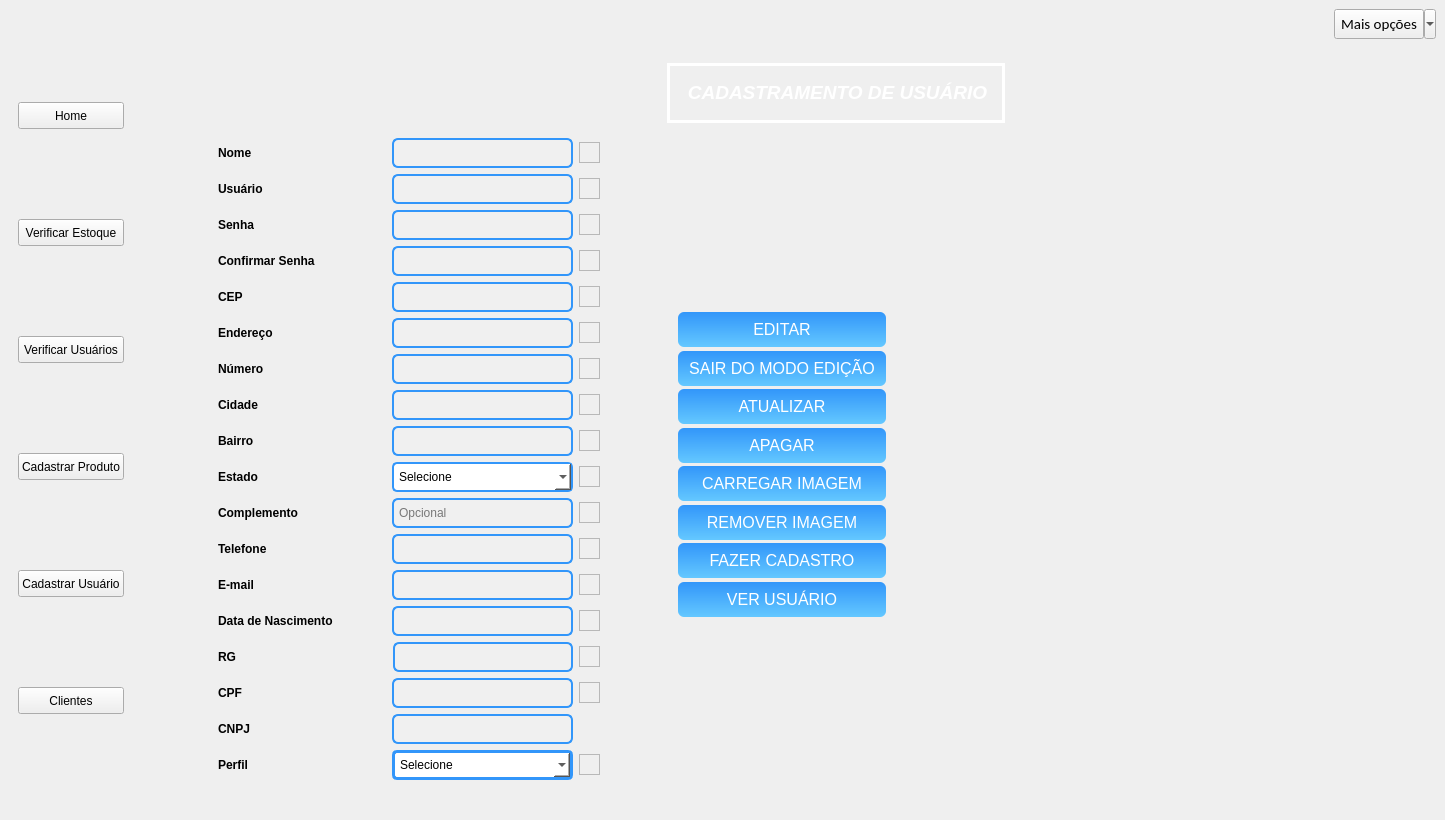
Old version of the form novamaine.ui in the repository KevenLucas025/ProjetoERP.
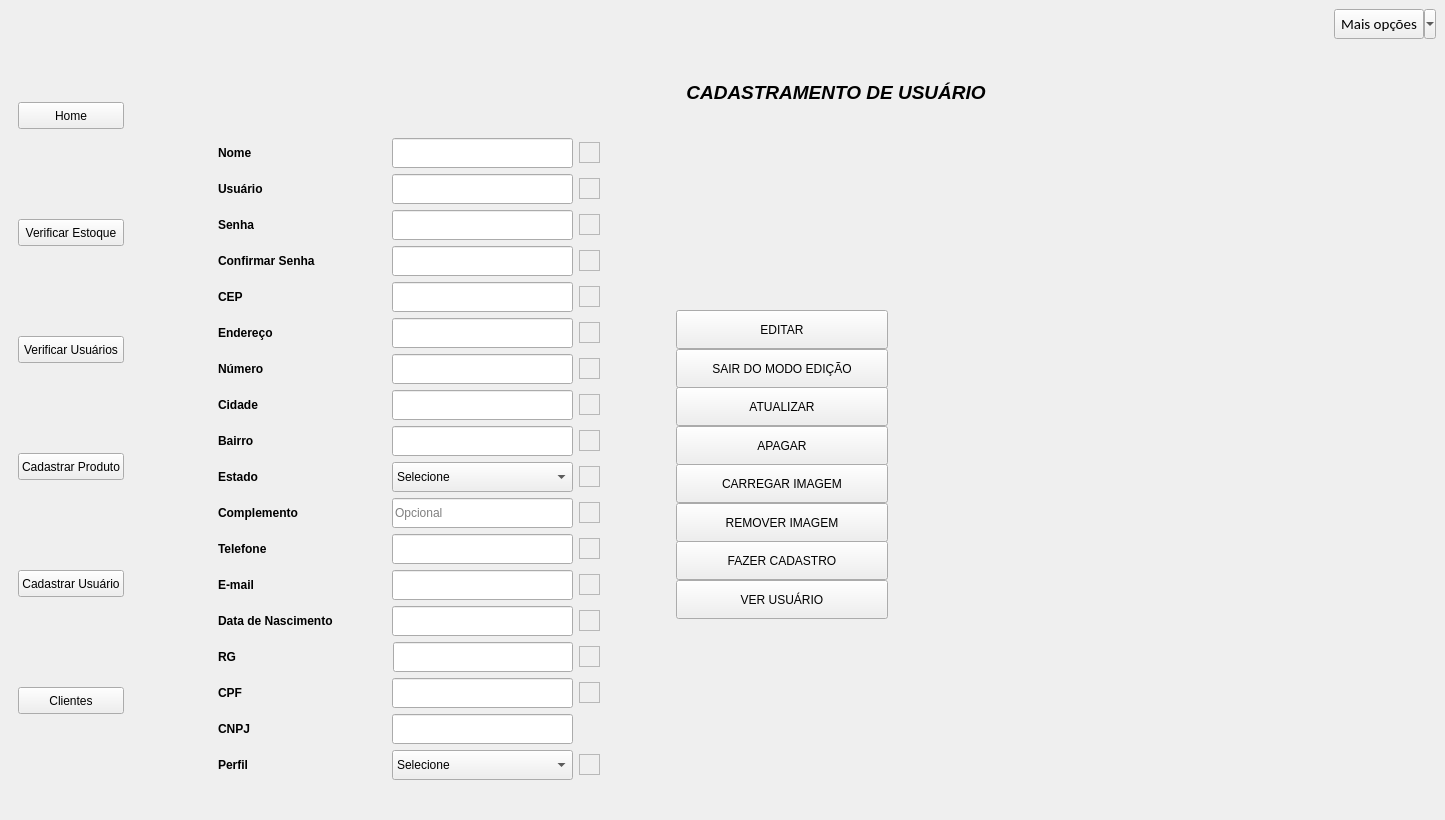
New version of the form. The open tabs and pages were chosen to show the change. Icons and pictures are not drawn.

Commit message: estilizando o btn avancar e retroceder no modo claro

The edit to the form file:
```diff
--- a/novamaine.ui
+++ b/novamaine.ui
@@ -3247,13 +3247,7 @@
               </size>
              </property>
              <property name="styleSheet">
-              <string notr="true">QLabel {
-    color: white;
-    text-align: center; /* Centraliza o texto horizontalmente */
-    vertical-align: middle; /* Centraliza o texto verticalmente */
-	border: 3px solid white;
-}
-</string>
+              <string notr="true"/>
              </property>
              <property name="text">
               <string>&lt;html&gt;&lt;head/&gt;&lt;body&gt;&lt;p align=&quot;center&quot;&gt;&lt;span style=&quot; font-size:14pt; font-weight:600; font-style:italic;&quot;&gt;CADASTRAMENTO DE USUÁRIO&lt;/span&gt;&lt;/p&gt;&lt;/body&gt;&lt;/html&gt;</string>
@@ -3305,18 +3299,7 @@
                  <cursorShape>PointingHandCursor</cursorShape>
                 </property>
                 <property name="styleSheet">
-                 <string notr="true">QPushButton {
-    color: rgb(255, 255, 255);
-    border-radius: 8px;
-    font-size: 16px;
-    background: qlineargradient(x1:0, y1:0, x2:0, y2:1, stop:0 rgb(50, 150, 250), stop:1 rgb(100, 200, 255)); /* Gradiente de azul claro para azul mais claro */
-    border: 4px solid transparent;
-}
-
-QPushButton:hover {
-    background: qlineargradient(x1:0, y1:0, x2:0, y2:1, stop:0 rgb(100, 180, 255), stop:1 rgb(150, 220, 255)); /* Gradiente de azul mais claro para azul ainda mais claro */
-    color: black;
-}</string>
+                 <string notr="true"/>
                 </property>
                 <property name="text">
                  <string>EDITAR</string>
@@ -3357,18 +3340,7 @@
                  <cursorShape>PointingHandCursor</cursorShape>
                 </property>
                 <property name="styleSheet">
-                 <string notr="true">QPushButton {
-    color: rgb(255, 255, 255);
-    border-radius: 8px;
-    font-size: 16px;
-    background: qlineargradient(x1:0, y1:0, x2:0, y2:1, stop:0 rgb(50, 150, 250), stop:1 rgb(100, 200, 255)); /* Gradiente de azul claro para azul mais claro */
-    border: 4px solid transparent;
-}
-
-QPushButton:hover {
-    background: qlineargradient(x1:0, y1:0, x2:0, y2:1, stop:0 rgb(100, 180, 255), stop:1 rgb(150, 220, 255)); /* Gradiente de azul mais claro para azul ainda mais claro */
-    color: black;
-}</string>
+                 <string notr="true"/>
                 </property>
                 <property name="text">
                  <string>SAIR DO MODO EDIÇÃO</string>
@@ -3409,18 +3381,7 @@
                  <cursorShape>PointingHandCursor</cursorShape>
                 </property>
                 <property name="styleSheet">
-                 <string notr="true">QPushButton {
-    color: rgb(255, 255, 255);
-    border-radius: 8px;
-    font-size: 16px;
-    background: qlineargradient(x1:0, y1:0, x2:0, y2:1, stop:0 rgb(50, 150, 250), stop:1 rgb(100, 200, 255)); /* Gradiente de azul claro para azul mais claro */
-    border: 4px solid transparent;
-}
-
-QPushButton:hover {
-    background: qlineargradient(x1:0, y1:0, x2:0, y2:1, stop:0 rgb(100, 180, 255), stop:1 rgb(150, 220, 255)); /* Gradiente de azul mais claro para azul ainda mais claro */
-    color: black;
-}</string>
+                 <string notr="true"/>
                 </property>
                 <property name="text">
                  <string>ATUALIZAR</string>
@@ -3461,18 +3422,7 @@
                  <cursorShape>PointingHandCursor</cursorShape>
                 </property>
                 <property name="styleSheet">
-                 <string notr="true">QPushButton {
-    color: rgb(255, 255, 255);
-    border-radius: 8px;
-    font-size: 16px;
-    background: qlineargradient(x1:0, y1:0, x2:0, y2:1, stop:0 rgb(50, 150, 250), stop:1 rgb(100, 200, 255)); /* Gradiente de azul claro para azul mais claro */
-    border: 4px solid transparent;
-}
-
-QPushButton:hover {
-    background: qlineargradient(x1:0, y1:0, x2:0, y2:1, stop:0 rgb(100, 180, 255), stop:1 rgb(150, 220, 255)); /* Gradiente de azul mais claro para azul ainda mais claro */
-    color: black;
-}</string>
+                 <string notr="true"/>
                 </property>
                 <property name="text">
                  <string>APAGAR</string>
@@ -3513,18 +3463,7 @@
                  <cursorShape>PointingHandCursor</cursorShape>
                 </property>
                 <property name="styleSheet">
-                 <string notr="true">QPushButton {
-    color: rgb(255, 255, 255);
-    border-radius: 8px;
-    font-size: 16px;
-    background: qlineargradient(x1:0, y1:0, x2:0, y2:1, stop:0 rgb(50, 150, 250), stop:1 rgb(100, 200, 255)); /* Gradiente de azul claro para azul mais claro */
-    border: 4px solid transparent;
-}
-
-QPushButton:hover {
-    background: qlineargradient(x1:0, y1:0, x2:0, y2:1, stop:0 rgb(100, 180, 255), stop:1 rgb(150, 220, 255)); /* Gradiente de azul mais claro para azul ainda mais claro */
-    color: black;
-}</string>
+                 <string notr="true"/>
                 </property>
                 <property name="text">
                  <string>CARREGAR IMAGEM</string>
@@ -3565,18 +3504,7 @@
                  <cursorShape>PointingHandCursor</cursorShape>
                 </property>
                 <property name="styleSheet">
-                 <string notr="true">QPushButton {
-    color: rgb(255, 255, 255);
-    border-radius: 8px;
-    font-size: 16px;
-    background: qlineargradient(x1:0, y1:0, x2:0, y2:1, stop:0 rgb(50, 150, 250), stop:1 rgb(100, 200, 255)); /* Gradiente de azul claro para azul mais claro */
-    border: 4px solid transparent;
-}
-
-QPushButton:hover {
-    background: qlineargradient(x1:0, y1:0, x2:0, y2:1, stop:0 rgb(100, 180, 255), stop:1 rgb(150, 220, 255)); /* Gradiente de azul mais claro para azul ainda mais claro */
-    color: black;
-}</string>
+                 <string notr="true"/>
                 </property>
                 <property name="text">
                  <string>REMOVER IMAGEM</string>
@@ -3617,18 +3545,7 @@
                  <cursorShape>PointingHandCursor</cursorShape>
                 </property>
                 <property name="styleSheet">
-                 <string notr="true">QPushButton {
-    color: rgb(255, 255, 255);
-    border-radius: 8px;
-    font-size: 16px;
-    background: qlineargradient(x1:0, y1:0, x2:0, y2:1, stop:0 rgb(50, 150, 250), stop:1 rgb(100, 200, 255)); /* Gradiente de azul claro para azul mais claro */
-    border: 4px solid transparent;
-}
-
-QPushButton:hover {
-    background: qlineargradient(x1:0, y1:0, x2:0, y2:1, stop:0 rgb(100, 180, 255), stop:1 rgb(150, 220, 255)); /* Gradiente de azul mais claro para azul ainda mais claro */
-    color: black;
-}</string>
+                 <string notr="true"/>
                 </property>
                 <property name="text">
                  <string>FAZER CADASTRO</string>
@@ -3669,18 +3586,7 @@
                  <cursorShape>PointingHandCursor</cursorShape>
                 </property>
                 <property name="styleSheet">
-                 <string notr="true">QPushButton {
-    color: rgb(255, 255, 255);
-    border-radius: 8px;
-    font-size: 16px;
-    background: qlineargradient(x1:0, y1:0, x2:0, y2:1, stop:0 rgb(50, 150, 250), stop:1 rgb(100, 200, 255)); /* Gradiente de azul claro para azul mais claro */
-    border: 4px solid transparent;
-}
-
-QPushButton:hover {
-    background: qlineargradient(x1:0, y1:0, x2:0, y2:1, stop:0 rgb(100, 180, 255), stop:1 rgb(150, 220, 255)); /* Gradiente de azul mais claro para azul ainda mais claro */
-    color: black;
-}</string>
+                 <string notr="true"/>
                 </property>
                 <property name="text">
                  <string>VER USUÁRIO</string>
@@ -3775,18 +3681,7 @@
                    </size>
                   </property>
                   <property name="styleSheet">
-                   <string notr="true">QLineEdit {
-	color: black;
-    background-color: rgb(240, 240, 240); /* Cor de fundo cinza claro */
-    border: 2px solid rgb(50, 150,250); /* Borda azul */
-    border-radius: 6px; /* Cantos arredondados */
-    padding: 3px; /* Espaçamento interno */
-}
-
-QLineEdit::placeholderText {
-    color: black; /* Cor do texto do placeholder */
-}
-</string>
+                   <string notr="true"/>
                   </property>
                  </widget>
                 </item>
@@ -3852,17 +3747,7 @@
                    </size>
                   </property>
                   <property name="styleSheet">
-                   <string notr="true">QLineEdit {
-	color: black;
-    background-color: rgb(240, 240, 240); /* Cor de fundo cinza claro */
-    border: 2px solid rgb(50, 150,250); /* Borda azul */
-    border-radius: 6px; /* Cantos arredondados */
-    padding: 3px; /* Espaçamento interno */
-}
-
-QLineEdit::placeholderText {
-    color: black; /* Cor do texto do placeholder */
-}
+                   <string notr="true">
 </string>
                   </property>
                  </widget>
@@ -3920,18 +3805,7 @@
                    </size>
                   </property>
                   <property name="styleSheet">
-                   <string notr="true">QLineEdit {
-	color: black;
-    background-color: rgb(240, 240, 240); /* Cor de fundo cinza claro */
-    border: 2px solid rgb(50, 150,250); /* Borda azul */
-    border-radius: 6px; /* Cantos arredondados */
-    padding: 3px; /* Espaçamento interno */
-}
-
-QLineEdit::placeholderText {
-    color: black; /* Cor do texto do placeholder */
-}
-</string>
+                   <string notr="true"/>
                   </property>
                   <property name="placeholderText">
                    <string>Opcional</string>
@@ -3994,18 +3868,7 @@
                    </size>
                   </property>
                   <property name="styleSheet">
-                   <string notr="true">QLineEdit {
-	color: black;
-    background-color: rgb(240, 240, 240); /* Cor de fundo cinza claro */
-    border: 2px solid rgb(50, 150,250); /* Borda azul */
-    border-radius: 6px; /* Cantos arredondados */
-    padding: 3px; /* Espaçamento interno */
-}
-
-QLineEdit::placeholderText {
-    color: black; /* Cor do texto do placeholder */
-}
-</string>
+                   <string notr="true"/>
                   </property>
                  </widget>
                 </item>
@@ -4060,18 +3923,7 @@
                    </size>
                   </property>
                   <property name="styleSheet">
-                   <string notr="true">QLineEdit {
-	color: black;
-    background-color: rgb(240, 240, 240); /* Cor de fundo cinza claro */
-    border: 2px solid rgb(50, 150,250); /* Borda azul */
-    border-radius: 6px; /* Cantos arredondados */
-    padding: 3px; /* Espaçamento interno */
-}
-
-QLineEdit::placeholderText {
-    color: black; /* Cor do texto do placeholder */
-}
-</string>
+                   <string notr="true"/>
                   </property>
                  </widget>
                 </item>
@@ -4131,18 +3983,7 @@
                    </size>
                   </property>
                   <property name="styleSheet">
-                   <string notr="true">QLineEdit {
-	color: black;
-    background-color: rgb(240, 240, 240); /* Cor de fundo cinza claro */
-    border: 2px solid rgb(50, 150,250); /* Borda azul */
-    border-radius: 6px; /* Cantos arredondados */
-    padding: 3px; /* Espaçamento interno */
-}
-
-QLineEdit::placeholderText {
-    color: black; /* Cor do texto do placeholder */
-}
-</string>
+                   <string notr="true"/>
                   </property>
                  </widget>
                 </item>
@@ -4202,18 +4043,7 @@
                    </size>
                   </property>
                   <property name="styleSheet">
-                   <string notr="true">QLineEdit {
-	color: black;
-    background-color: rgb(240, 240, 240); /* Cor de fundo cinza claro */
-    border: 2px solid rgb(50, 150,250); /* Borda azul */
-    border-radius: 6px; /* Cantos arredondados */
-    padding: 3px; /* Espaçamento interno */
-}
-
-QLineEdit::placeholderText {
-    color: black; /* Cor do texto do placeholder */
-}
-</string>
+                   <string notr="true"/>
                   </property>
                  </widget>
                 </item>
@@ -4273,18 +4103,7 @@
                    </size>
                   </property>
                   <property name="styleSheet">
-                   <string notr="true">QLineEdit {
-	color: black;
-    background-color: rgb(240, 240, 240); /* Cor de fundo cinza claro */
-    border: 2px solid rgb(50, 150,250); /* Borda azul */
-    border-radius: 6px; /* Cantos arredondados */
-    padding: 3px; /* Espaçamento interno */
-}
-
-QLineEdit::placeholderText {
-    color: black; /* Cor do texto do placeholder */
-}
-</string>
+                   <string notr="true"/>
                   </property>
                  </widget>
                 </item>
@@ -4351,39 +4170,6 @@
                   </property>
                   <property name="styleSheet">
                    <string notr="true">
-    QComboBox { 
-        background-color: white; 
-        border: 3px solid rgb(50,150,250); 
-        border-radius: 5px; 
-        color: black; 
-        padding: 5px;
-    }
-    QComboBox QAbstractItemView {
-        background-color: white; 
-        color: black; 
-        border: 1px solid #ccc; 
-        selection-background-color: #e5e5e5; 
-        selection-color: black;
-    }
-    QComboBox QAbstractItemView QScrollBar:vertical {
-        background: #f5f5f5; 
-        width: 12px; 
-        border: none;
-    }
-    QComboBox QAbstractItemView QScrollBar::handle:vertical {
-        background: #cccccc; 
-        min-height: 20px; 
-        border-radius: 5px;
-    }
-    QComboBox QAbstractItemView QScrollBar::add-line:vertical, 
-    QComboBox QAbstractItemView QScrollBar::sub-line:vertical {
-        background: none;
-        height: 0px;  /* Remove os botões de linha (setas de cima e baixo) */
-    }
-    QComboBox QAbstractItemView QScrollBar::add-page:vertical, 
-    QComboBox QAbstractItemView QScrollBar::sub-page:vertical {
-        background: none;
-    }
 
 </string>
                   </property>
@@ -4471,18 +4257,7 @@
                    </size>
                   </property>
                   <property name="styleSheet">
-                   <string notr="true">QLineEdit {
-	color: black;
-    background-color: rgb(240, 240, 240); /* Cor de fundo cinza claro */
-    border: 2px solid rgb(50, 150,250); /* Borda azul */
-    border-radius: 6px; /* Cantos arredondados */
-    padding: 3px; /* Espaçamento interno */
-}
-
-QLineEdit::placeholderText {
-    color: black; /* Cor do texto do placeholder */
-}
-</string>
+                   <string notr="true"/>
                   </property>
                  </widget>
                 </item>
@@ -4542,18 +4317,7 @@
                    </size>
                   </property>
                   <property name="styleSheet">
-                   <string notr="true">QLineEdit {
-	color: black;
-    background-color: rgb(240, 240, 240); /* Cor de fundo cinza claro */
-    border: 2px solid rgb(50, 150,250); /* Borda azul */
-    border-radius: 6px; /* Cantos arredondados */
-    padding: 3px; /* Espaçamento interno */
-}
-
-QLineEdit::placeholderText {
-    color: black; /* Cor do texto do placeholder */
-}
-</string>
+                   <string notr="true"/>
                   </property>
                  </widget>
                 </item>
@@ -4613,18 +4377,7 @@
                    </size>
                   </property>
                   <property name="styleSheet">
-                   <string notr="true">QLineEdit {
-	color: black;
-    background-color: rgb(240, 240, 240); /* Cor de fundo cinza claro */
-    border: 2px solid rgb(50, 150,250); /* Borda azul */
-    border-radius: 6px; /* Cantos arredondados */
-    padding: 3px; /* Espaçamento interno */
-}
-
-QLineEdit::placeholderText {
-    color: black; /* Cor do texto do placeholder */
-}
-</string>
+                   <string notr="true"/>
                   </property>
                  </widget>
                 </item>
@@ -4684,18 +4437,7 @@
                    </size>
                   </property>
                   <property name="styleSheet">
-                   <string notr="true">QLineEdit {
-	color: black;
-    background-color: rgb(240, 240, 240); /* Cor de fundo cinza claro */
-    border: 2px solid rgb(50, 150,250); /* Borda azul */
-    border-radius: 6px; /* Cantos arredondados */
-    padding: 3px; /* Espaçamento interno */
-}
-
-QLineEdit::placeholderText {
-    color: black; /* Cor do texto do placeholder */
-}
-</string>
+                   <string notr="true"/>
                   </property>
                  </widget>
                 </item>
@@ -4755,18 +4497,7 @@
                    </size>
                   </property>
                   <property name="styleSheet">
-                   <string notr="true">QLineEdit {
-	color: black;
-    background-color: rgb(240, 240, 240); /* Cor de fundo cinza claro */
-    border: 2px solid rgb(50, 150,250); /* Borda azul */
-    border-radius: 6px; /* Cantos arredondados */
-    padding: 3px; /* Espaçamento interno */
-}
-
-QLineEdit::placeholderText {
-    color: black; /* Cor do texto do placeholder */
-}
-</string>
+                   <string notr="true"/>
                   </property>
                   <property name="placeholderText">
                    <string/>
@@ -4829,18 +4560,7 @@
                    </size>
                   </property>
                   <property name="styleSheet">
-                   <string notr="true">QLineEdit {
-	color: black;
-    background-color: rgb(240, 240, 240); /* Cor de fundo cinza claro */
-    border: 2px solid rgb(50, 150,250); /* Borda azul */
-    border-radius: 6px; /* Cantos arredondados */
-    padding: 3px; /* Espaçamento interno */
-}
-
-QLineEdit::placeholderText {
-    color: black; /* Cor do texto do placeholder */
-}
-</string>
+                   <string notr="true"/>
                   </property>
                  </widget>
                 </item>
@@ -4900,17 +4620,7 @@
                    </size>
                   </property>
                   <property name="styleSheet">
-                   <string notr="true">QLineEdit {
-	color: black;
-    background-color: rgb(240, 240, 240); /* Cor de fundo cinza claro */
-    border: 2px solid rgb(50, 150,250); /* Borda azul */
-    border-radius: 6px; /* Cantos arredondados */
-    padding: 3px; /* Espaçamento interno */
-}
-
-QLineEdit::placeholderText {
-    color: black; /* Cor do texto do placeholder */
-}
+                   <string notr="true">
 </string>
                   </property>
                   <property name="echoMode">
@@ -4975,39 +4685,6 @@
                   </property>
                   <property name="styleSheet">
                    <string notr="true">
-    QComboBox { 
-        background-color: white; 
-        border:  2px solid rgb(50,150,250); 
-        border-radius: 5px; 
-        color: black; 
-        padding: 5px;
-    }
-    QComboBox QAbstractItemView {
-        background-color: white; 
-        color: black; 
-        border: 1px solid #ccc; 
-        selection-background-color: #e5e5e5; 
-        selection-color: black;
-    }
-    QComboBox QAbstractItemView QScrollBar:vertical {
-        background: #f5f5f5; 
-        width: 12px; 
-        border: none;
-    }
-    QComboBox QAbstractItemView QScrollBar::handle:vertical {
-        background: #cccccc; 
-        min-height: 20px; 
-        border-radius: 5px;
-    }
-    QComboBox QAbstractItemView QScrollBar::add-line:vertical, 
-    QComboBox QAbstractItemView QScrollBar::sub-line:vertical {
-        background: none;
-        height: 0px;  /* Remove os botões de linha (setas de cima e baixo) */
-    }
-    QComboBox QAbstractItemView QScrollBar::add-page:vertical, 
-    QComboBox QAbstractItemView QScrollBar::sub-page:vertical {
-        background: none;
-    }
 
 </string>
                   </property>
@@ -5215,18 +4892,7 @@
                    </size>
                   </property>
                   <property name="styleSheet">
-                   <string notr="true">QLineEdit {
-	color: black;
-    background-color: rgb(240, 240, 240); /* Cor de fundo cinza claro */
-    border: 2px solid rgb(50, 150,250); /* Borda azul */
-    border-radius: 6px; /* Cantos arredondados */
-    padding: 3px; /* Espaçamento interno */
-}
-
-QLineEdit::placeholderText {
-    color: black; /* Cor do texto do placeholder */
-}
-</string>
+                   <string notr="true"/>
                   </property>
                   <property name="echoMode">
                    <enum>QLineEdit::Password</enum>
```
Left out of the diff: 726 changed lines with no effect on the pictures. The commit also changes 12 other files.
